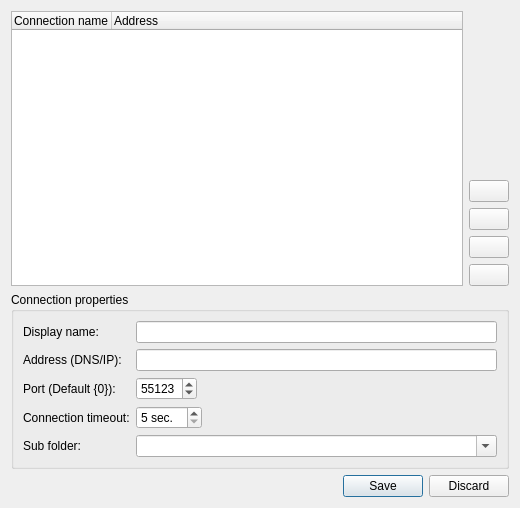
This is ui_dev/revpiplclist.ui in naruxde/revpicommander as Qt 5 draws it before an edit. The edited form follows.
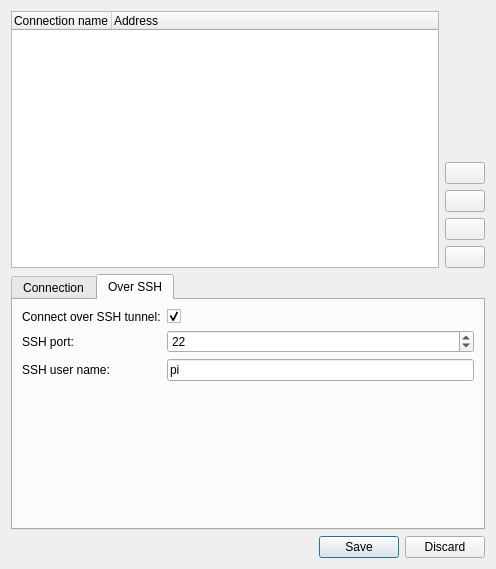
This is the edited form. The open tabs and pages were chosen to show the change. Icons and pictures are not drawn.

Commit message: Configure and start ssh tunneled connections

Patch:
```diff
--- a/ui_dev/revpiplclist.ui
+++ b/ui_dev/revpiplclist.ui
@@ -6,14 +6,184 @@
    <rect>
     <x>0</x>
     <y>0</y>
-    <width>520</width>
-    <height>508</height>
+    <width>496</width>
+    <height>569</height>
    </rect>
   </property>
   <property name="windowTitle">
    <string>Revolution Pi connections</string>
   </property>
   <layout class="QGridLayout" name="gridLayout">
+   <item row="1" column="0" colspan="2">
+    <widget class="QTabWidget" name="tab_properties">
+     <property name="currentIndex">
+      <number>0</number>
+     </property>
+     <widget class="QWidget" name="tab_connection">
+      <attribute name="title">
+       <string>Connection</string>
+      </attribute>
+      <layout class="QFormLayout" name="formLayout_2">
+       <item row="0" column="0">
+        <widget class="QLabel" name="lbl_name">
+         <property name="text">
+          <string>Display name:</string>
+         </property>
+        </widget>
+       </item>
+       <item row="0" column="1">
+        <widget class="QLineEdit" name="txt_name"/>
+       </item>
+       <item row="1" column="0">
+        <widget class="QLabel" name="lbl_address">
+         <property name="text">
+          <string>Address (DNS/IP):</string>
+         </property>
+        </widget>
+       </item>
+       <item row="1" column="1">
+        <widget class="QLineEdit" name="txt_address"/>
+       </item>
+       <item row="2" column="0">
+        <widget class="QLabel" name="lbl_port">
+         <property name="text">
+          <string>Port (Default {0}):</string>
+         </property>
+        </widget>
+       </item>
+       <item row="2" column="1">
+        <widget class="QSpinBox" name="sbx_port">
+         <property name="sizePolicy">
+          <sizepolicy hsizetype="Maximum" vsizetype="Fixed">
+           <horstretch>0</horstretch>
+           <verstretch>0</verstretch>
+          </sizepolicy>
+         </property>
+         <property name="minimum">
+          <number>1</number>
+         </property>
+         <property name="maximum">
+          <number>65535</number>
+         </property>
+         <property name="value">
+          <number>55123</number>
+         </property>
+        </widget>
+       </item>
+       <item row="3" column="0">
+        <widget class="QLabel" name="lbl_timeout">
+         <property name="text">
+          <string>Connection timeout:</string>
+         </property>
+        </widget>
+       </item>
+       <item row="3" column="1">
+        <widget class="QSpinBox" name="sbx_timeout">
+         <property name="sizePolicy">
+          <sizepolicy hsizetype="Maximum" vsizetype="Fixed">
+           <horstretch>0</horstretch>
+           <verstretch>0</verstretch>
+          </sizepolicy>
+         </property>
+         <property name="suffix">
+          <string> sec.</string>
+         </property>
+         <property name="minimum">
+          <number>5</number>
+         </property>
+         <property name="maximum">
+          <number>30</number>
+         </property>
+        </widget>
+       </item>
+       <item row="4" column="0">
+        <widget class="QLabel" name="lbl_folder">
+         <property name="text">
+          <string>Sub folder:</string>
+         </property>
+        </widget>
+       </item>
+       <item row="4" column="1">
+        <widget class="QComboBox" name="cbb_folder">
+         <property name="editable">
+          <bool>true</bool>
+         </property>
+         <item>
+          <property name="text">
+           <string/>
+          </property>
+         </item>
+        </widget>
+       </item>
+      </layout>
+     </widget>
+     <widget class="QWidget" name="tab_ssh">
+      <attribute name="title">
+       <string>Over SSH</string>
+      </attribute>
+      <layout class="QFormLayout" name="formLayout">
+       <item row="0" column="0">
+        <widget class="QLabel" name="lbl_ssh_use_tunnel">
+         <property name="text">
+          <string>Connect over SSH tunnel:</string>
+         </property>
+        </widget>
+       </item>
+       <item row="0" column="1">
+        <widget class="QCheckBox" name="cbx_ssh_use_tunnel">
+         <property name="text">
+          <string notr="true"/>
+         </property>
+         <property name="checked">
+          <bool>true</bool>
+         </property>
+        </widget>
+       </item>
+       <item row="1" column="0">
+        <widget class="QLabel" name="lbl_ssh_port">
+         <property name="text">
+          <string>SSH port:</string>
+         </property>
+        </widget>
+       </item>
+       <item row="1" column="1">
+        <widget class="QSpinBox" name="sbx_ssh_port">
+         <property name="maximum">
+          <number>65535</number>
+         </property>
+         <property name="value">
+          <number>22</number>
+         </property>
+        </widget>
+       </item>
+       <item row="2" column="0">
+        <widget class="QLabel" name="lbl_ssh_user">
+         <property name="text">
+          <string>SSH user name:</string>
+         </property>
+        </widget>
+       </item>
+       <item row="2" column="1">
+        <widget class="QLineEdit" name="txt_ssh_user">
+         <property name="text">
+          <string notr="true">pi</string>
+         </property>
+        </widget>
+       </item>
+      </layout>
+     </widget>
+    </widget>
+   </item>
+   <item row="2" column="0" colspan="2">
+    <widget class="QDialogButtonBox" name="btn_box">
+     <property name="orientation">
+      <enum>Qt::Horizontal</enum>
+     </property>
+     <property name="standardButtons">
+      <set>QDialogButtonBox::Discard|QDialogButtonBox::Save</set>
+     </property>
+    </widget>
+   </item>
    <item row="0" column="0">
     <widget class="QTreeWidget" name="tre_connections">
      <property name="editTriggers">
@@ -92,116 +262,6 @@
      </item>
     </layout>
    </item>
-   <item row="1" column="0" colspan="2">
-    <widget class="QGroupBox" name="gb_properties">
-     <property name="title">
-      <string>Connection properties</string>
-     </property>
-     <layout class="QFormLayout" name="formLayout">
-      <item row="0" column="0">
-       <widget class="QLabel" name="lbl_name">
-        <property name="text">
-         <string>Display name:</string>
-        </property>
-       </widget>
-      </item>
-      <item row="4" column="0">
-       <widget class="QLabel" name="lbl_folder">
-        <property name="text">
-         <string>Sub folder:</string>
-        </property>
-       </widget>
-      </item>
-      <item row="1" column="0">
-       <widget class="QLabel" name="lbl_address">
-        <property name="text">
-         <string>Address (DNS/IP):</string>
-        </property>
-       </widget>
-      </item>
-      <item row="2" column="0">
-       <widget class="QLabel" name="lbl_port">
-        <property name="text">
-         <string>Port (Default {0}):</string>
-        </property>
-       </widget>
-      </item>
-      <item row="0" column="1">
-       <widget class="QLineEdit" name="txt_name"/>
-      </item>
-      <item row="1" column="1">
-       <widget class="QLineEdit" name="txt_address"/>
-      </item>
-      <item row="2" column="1">
-       <widget class="QSpinBox" name="sbx_port">
-        <property name="sizePolicy">
-         <sizepolicy hsizetype="Maximum" vsizetype="Fixed">
-          <horstretch>0</horstretch>
-          <verstretch>0</verstretch>
-         </sizepolicy>
-        </property>
-        <property name="minimum">
-         <number>1</number>
-        </property>
-        <property name="maximum">
-         <number>65535</number>
-        </property>
-        <property name="value">
-         <number>55123</number>
-        </property>
-       </widget>
-      </item>
-      <item row="4" column="1">
-       <widget class="QComboBox" name="cbb_folder">
-        <property name="editable">
-         <bool>true</bool>
-        </property>
-        <item>
-         <property name="text">
-          <string/>
-         </property>
-        </item>
-       </widget>
-      </item>
-      <item row="3" column="0">
-       <widget class="QLabel" name="lbl_timeout">
-        <property name="text">
-         <string>Connection timeout:</string>
-        </property>
-       </widget>
-      </item>
-      <item row="3" column="1">
-       <widget class="QSpinBox" name="sbx_timeout">
-        <property name="sizePolicy">
-         <sizepolicy hsizetype="Maximum" vsizetype="Fixed">
-          <horstretch>0</horstretch>
-          <verstretch>0</verstretch>
-         </sizepolicy>
-        </property>
-        <property name="suffix">
-         <string> sec.</string>
-        </property>
-        <property name="minimum">
-         <number>5</number>
-        </property>
-        <property name="maximum">
-         <number>30</number>
-        </property>
-       </widget>
-      </item>
-     </layout>
-    </widget>
-   </item>
-   <item row="2" column="0" colspan="2">
-    <widget class="QDialogButtonBox" name="btn_box">
-     <property name="orientation">
-      <enum>Qt::Horizontal</enum>
-     </property>
-     <property name="standardButtons">
-      <set>QDialogButtonBox::Discard|QDialogButtonBox::Save</set>
-     </property>
-    </widget>
-   </item>
   </layout>
  </widget>
  <resources>
```
The commit also changes 4 other files.
